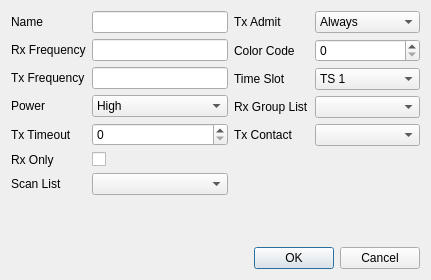
This is src/digitalchanneldialog.ui in hmatuschek/qdmr as Qt 5 draws it before an edit. The edited form follows.
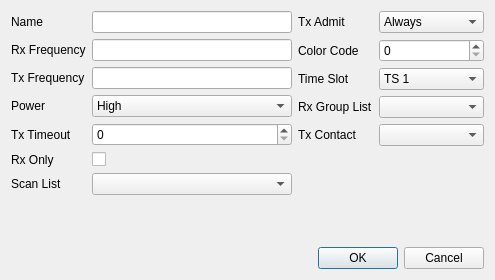
This is the edited form.

```diff
--- a/src/digitalchanneldialog.ui
+++ b/src/digitalchanneldialog.ui
@@ -26,7 +26,14 @@
         </widget>
        </item>
        <item row="0" column="1">
-        <widget class="QLineEdit" name="channelName"/>
+        <widget class="QLineEdit" name="channelName">
+         <property name="minimumSize">
+          <size>
+           <width>200</width>
+           <height>0</height>
+          </size>
+         </property>
+        </widget>
        </item>
        <item row="1" column="0">
         <widget class="QLabel" name="rxFrequencyLabel">
```
